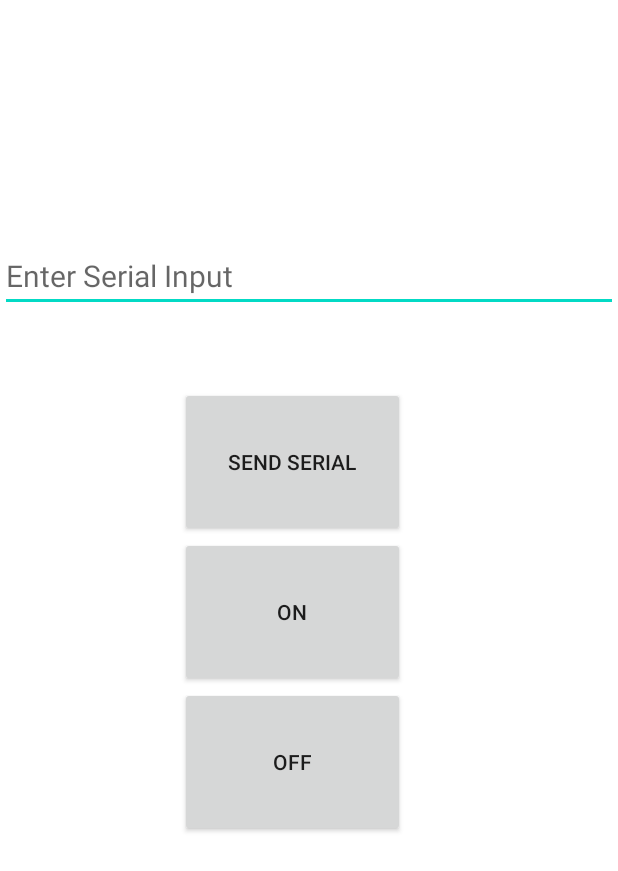
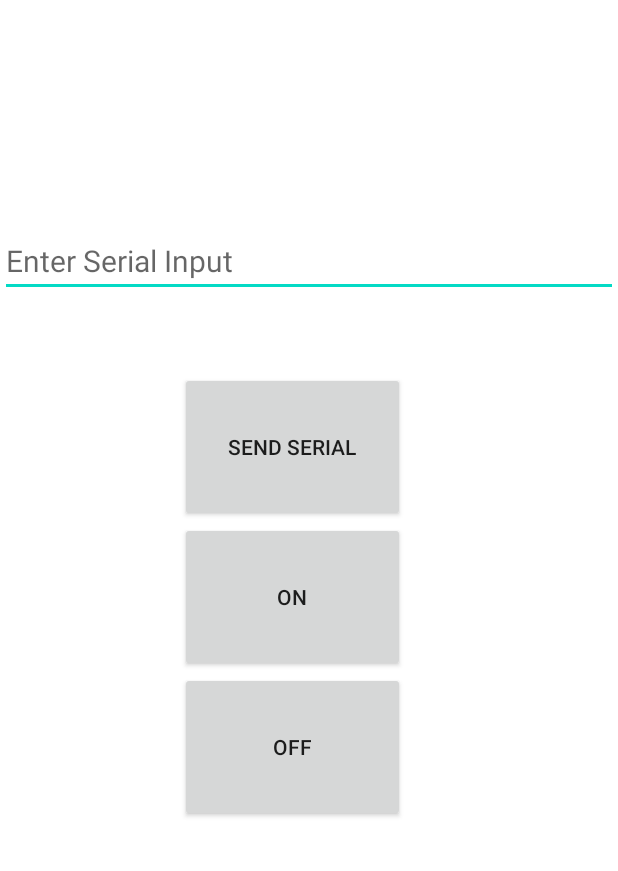
Before and after one commit to YousefRashad/BlueApp, an Android app: the screen it shows after launch (Controlling), after a tap on "CONNECT", on a phone screen of 412 x 824 dp. Shown: the top 871 px of the screen. Run offline under Robolectric (Android 15) with nearby library versions, the phone set to English and light mode, and no system bars; 5 statements that could not run were skipped.

Commit message:
Send Button. Error fix.

```diff
--- a/app/src/main/res/layout/activity_controlling.xml
+++ b/app/src/main/res/layout/activity_controlling.xml
@@ -10,7 +10,7 @@
         android:layout_width="match_parent"
         android:layout_height="wrap_content"
         android:hint="Enter Serial Input"
-        android:layout_marginTop="160dp"
+        android:layout_marginTop="150dp"
         android:textSize="20sp"
         />
     <Button
```
